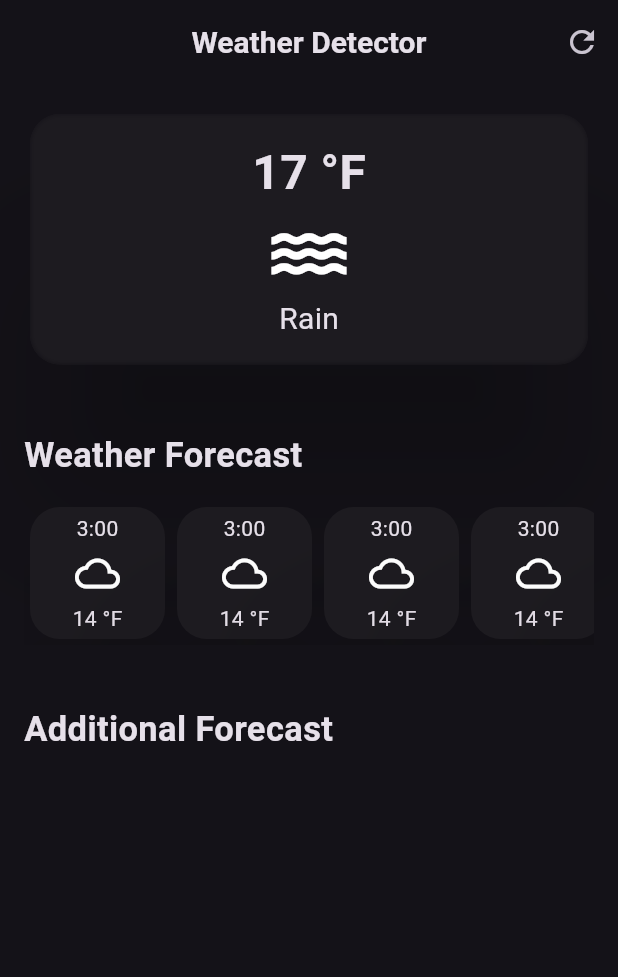
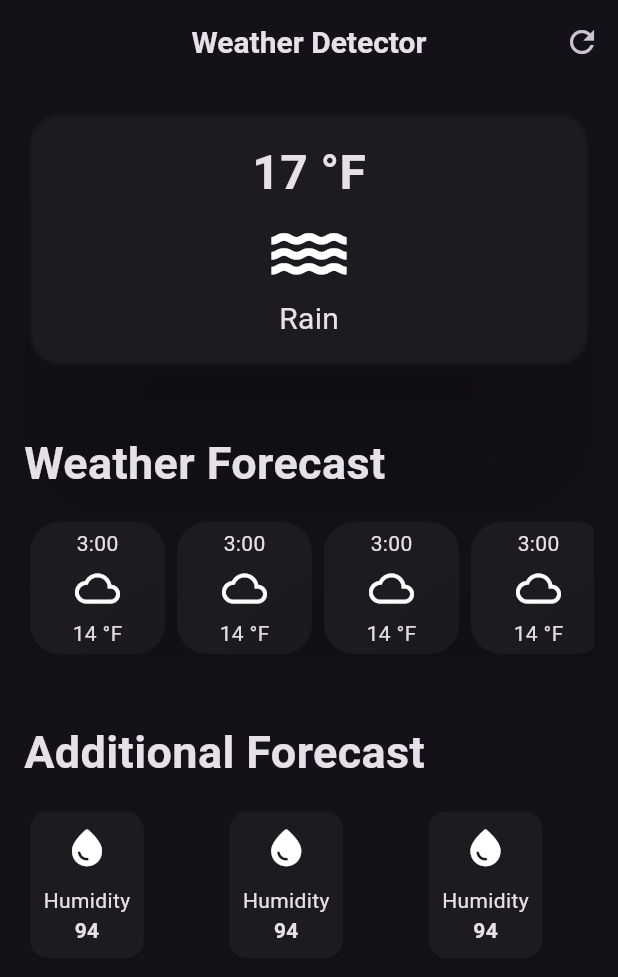
Before and after one commit to samrocks03/LearningFlutter, a Flutter app: the screen it shows after launch, on a phone screen of 412 x 824 dp. Shown: the top 977 px of the screen. Run offline on Flutter 3.47's test engine with Material 2 defaults, Android fonts, the phone set to English and light mode, and no system bars.

Commit message:
Added HourlyForecastWidget into new file

```diff
--- /dev/null
+++ b/weather_apk/lib/hourly_forecast_card.dart
@@ -0,0 +1,42 @@
+// ignore_for_file: prefer_const_constructors, prefer_const_literals_to_create_immutables
+
+import 'package:flutter/material.dart';
+
+class HourlyForecastWidget extends StatelessWidget {
+  const HourlyForecastWidget({super.key});
+
+  @override
+  Widget build(BuildContext context) {
+    return Card(
+          elevation: 50,
+          shape : RoundedRectangleBorder(
+            borderRadius: BorderRadius.circular(20)
+            ),
+
+          child : Container(
+            width: 90,
+            padding: EdgeInsets.all(4.0),
+            child: Column(
+              children: [
+                Text("3:00",
+                  style: TextStyle(
+                    fontSize: 14,
+                  )
+                ),
+
+                SizedBox(height: 5),
+
+                Icon(
+                  Icons.cloud_queue_sharp,
+                  size: 30,
+                  ),
+
+                SizedBox(height: 5),
+
+                Text("14 °F",),
+              ],
+            ),
+          )
+        );
+  }
+}
--- a/weather_apk/lib/screen.dart
+++ b/weather_apk/lib/screen.dart
@@ -4,6 +4,7 @@
 import 'dart:ui';
 
 import 'package:flutter/material.dart';
+import 'package:weather_apk/hourly_forecast_card.dart';
 
 class WeatherApp extends StatelessWidget {
   const WeatherApp({super.key});
@@ -12,7 +13,7 @@ class WeatherApp extends StatelessWidget {
   Widget build(BuildContext context) {
     return  Scaffold(
       appBar: AppBar(
-        // foregroundColor: Color.fromARGB(170, 170, 251, 243),
+        // foregroundColor: Color.fromARGB(170, 170, 251, 249),
         // elevation : 10,
         title:
               const Text("Weather Detector",
@@ -98,7 +99,7 @@ class WeatherApp extends StatelessWidget {
               alignment : Alignment.centerLeft,
               child: const Text("Weather Forecast",
                 style: TextStyle(
-                  fontSize: 23,
+                  fontSize: 30,
                   fontWeight: FontWeight.bold
                   ),
                 ),
@@ -132,12 +133,26 @@ class WeatherApp extends StatelessWidget {
             Text(
               "Additional Forecast",
               style : TextStyle(
-                fontSize: 23,
+                fontSize: 30,
                 fontWeight: FontWeight.bold
               )
             ),
 
+            SizedBox(height: 14,),
 
+            Row(
+              children: [
+                    AdditionalInformationCard(),
+
+                    SizedBox(width: 49),
+
+                    AdditionalInformationCard(),
+
+                    SizedBox(width: 49),
+
+                    AdditionalInformationCard(),
+                ],
+            )
           ],
         ),
       ),
@@ -145,38 +160,33 @@ class WeatherApp extends StatelessWidget {
   }
 }
 
-class HourlyForecastWidget extends StatelessWidget {
-  const HourlyForecastWidget({super.key});
+
+
+class AdditionalInformationCard extends StatelessWidget {
+  const AdditionalInformationCard({super.key});
 
   @override
   Widget build(BuildContext context) {
-    return Card(
-          elevation: 50,
-          shape : RoundedRectangleBorder(
-            borderRadius: BorderRadius.circular(20)
-            ),
-
+      return Card(
           child : Container(
-            width: 90,
-            padding: EdgeInsets.all(4.0),
+            padding: EdgeInsets.all(9),
             child: Column(
               children: [
-                Text("3:00",
-                  style: TextStyle(
-                    fontSize: 14,
-                  )
-                ),
-
-                SizedBox(height: 5),
-
-                Icon(
-                  Icons.cloud_queue_sharp,
+                Icon(Icons.water_drop_rounded,
                   size: 30,
                   ),
 
-                SizedBox(height: 5),
+                SizedBox(height: 10),
 
-                Text("14 °F",),
+                Text("Humidity"),
+
+                Text("94",
+                  style: TextStyle(
+                      fontWeight: FontWeight.bold
+                  ),
+                ),
+
+                // SizedBox(height: 10),
               ],
             ),
           )
```
